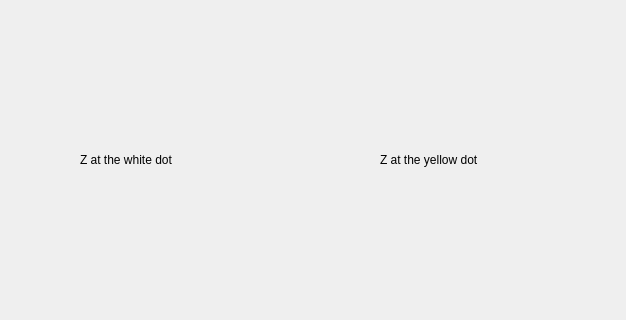
Qt form xr_gui.ui (Mohamed-ShehabEldin/XarrayViewer_QtGraph) before a commit; both pictures show x 330 to 956 and y 340 to 660 of the 956 by 1023 pixel window.
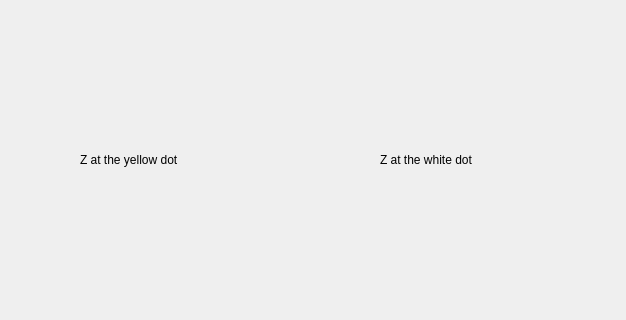
The same form after that commit.

Commit message: Fix probe labels and axis switching

Patch:
```diff
--- a/xr_gui.ui
+++ b/xr_gui.ui
@@ -231,7 +231,7 @@
      </rect>
     </property>
     <property name="text">
-     <string>Z at the white dot</string>
+     <string>Z at the yellow dot</string>
     </property>
    </widget>
    <widget class="QLabel" name="label_10">
@@ -244,7 +244,7 @@
      </rect>
     </property>
     <property name="text">
-     <string>Z at the yellow dot</string>
+     <string>Z at the white dot</string>
     </property>
    </widget>
    <widget class="QPushButton" name="export1_btn">
```
The commit also changes 2 other files.
